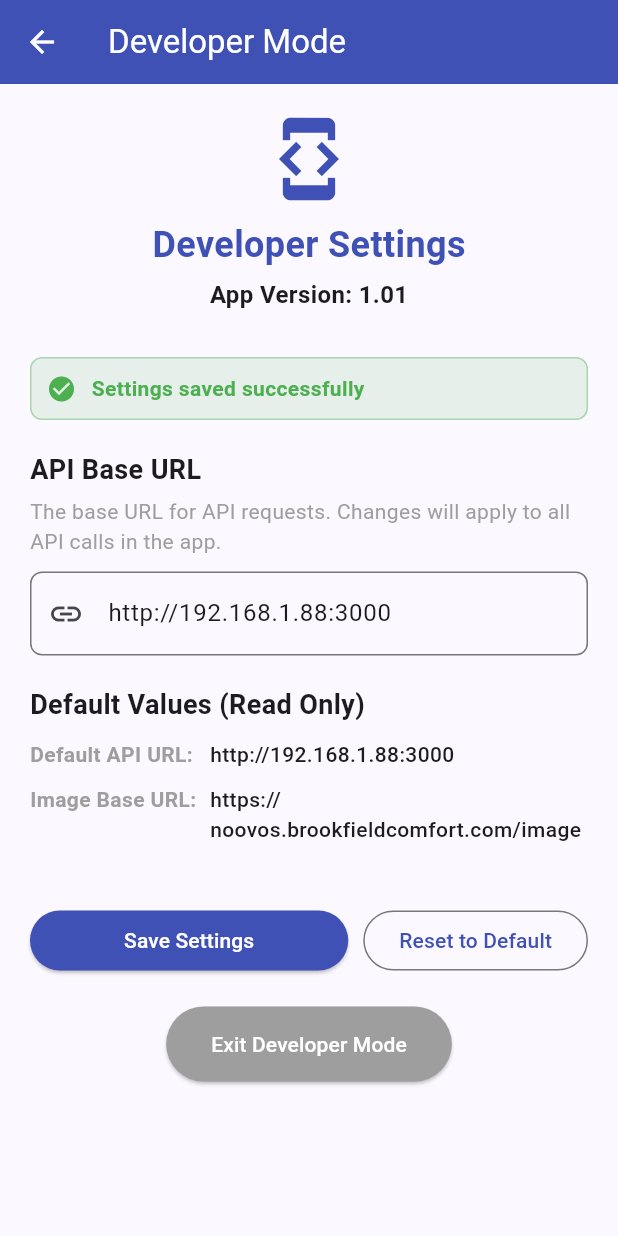
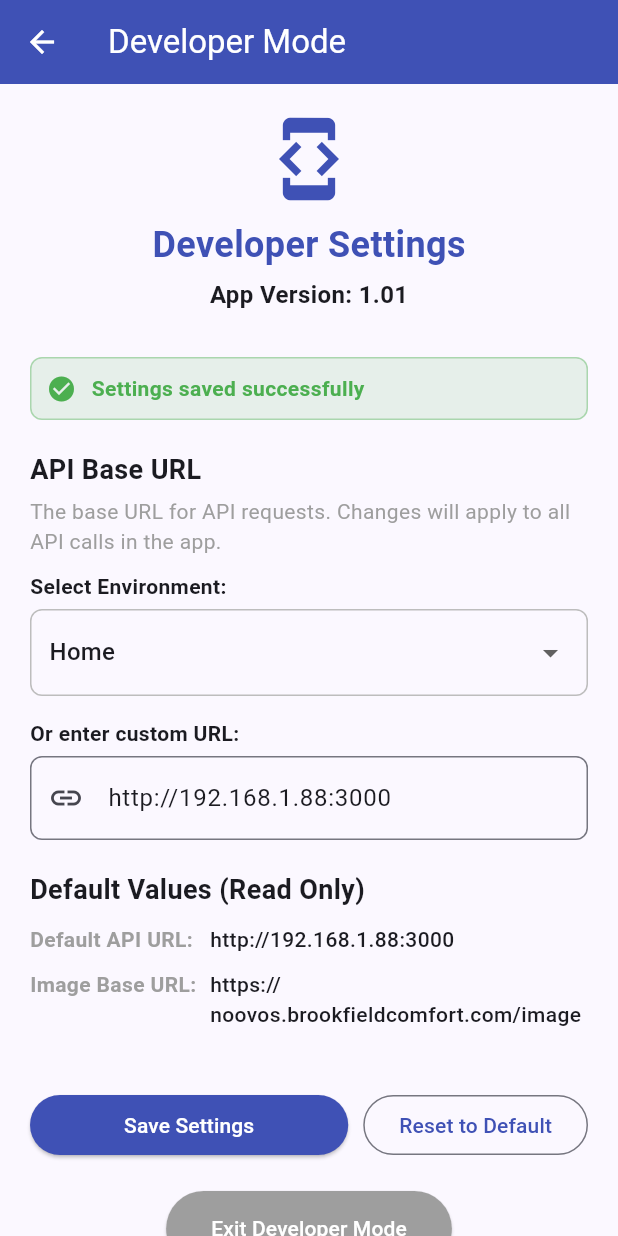
Before and after one commit to noodev8/noovos, a Flutter app: the HiddenDeveloperScreen screen opened directly, after a tap on "Save Settings", on a phone screen of 412 x 824 dp. Run offline on Flutter 3.47's test engine with Material 3 defaults, Android fonts, the light colour scheme and no system bars; our stand-ins replace cached_network_image, shared_preferences; accounts and stored records are empty; network calls fail.

Commit message:
hidden dev screen

```diff
--- a/noovos_flutter/lib/helpers/config_helper.dart
+++ b/noovos_flutter/lib/helpers/config_helper.dart
@@ -9,22 +9,50 @@ import '../config/app_config.dart';
 class ConfigHelper {
   // Keys for SharedPreferences
   static const String _apiBaseUrlKey = 'api_base_url';
+  static const String _useCustomUrlKey = 'use_custom_url';
 
-  // Get API base URL (with override from SharedPreferences if available)
+  // Flag to track if this is the first API call since app start
+  static bool _isFirstApiCall = true;
+
+  // Get API base URL
+  // - On app startup (first call): Always use the hard-coded value from AppConfig
+  // - Subsequent calls: Use the value from SharedPreferences if available
   static Future<String> getApiBaseUrl() async {
     final prefs = await SharedPreferences.getInstance();
-    return prefs.getString(_apiBaseUrlKey) ?? AppConfig.apiBaseUrl;
+
+    // If this is the first API call since app start, use the hard-coded value
+    if (_isFirstApiCall) {
+      _isFirstApiCall = false;
+
+      // Clear any custom URL flag
+      await prefs.setBool(_useCustomUrlKey, false);
+
+      return AppConfig.apiBaseUrl;
+    }
+
+    // For subsequent calls, check if we should use a custom URL
+    final useCustomUrl = prefs.getBool(_useCustomUrlKey) ?? false;
+
+    if (useCustomUrl) {
+      // Use the custom URL from SharedPreferences if available
+      return prefs.getString(_apiBaseUrlKey) ?? AppConfig.apiBaseUrl;
+    } else {
+      // Otherwise, use the hard-coded value
+      return AppConfig.apiBaseUrl;
+    }
   }
 
   // Save API base URL to SharedPreferences
   static Future<void> saveApiBaseUrl(String url) async {
     final prefs = await SharedPreferences.getInstance();
     await prefs.setString(_apiBaseUrlKey, url);
+    await prefs.setBool(_useCustomUrlKey, true);
   }
 
   // Reset API base URL to default
   static Future<void> resetApiBaseUrl() async {
     final prefs = await SharedPreferences.getInstance();
     await prefs.remove(_apiBaseUrlKey);
+    await prefs.setBool(_useCustomUrlKey, false);
   }
 }
--- a/noovos_flutter/lib/main.dart
+++ b/noovos_flutter/lib/main.dart
@@ -8,6 +8,7 @@ import 'screens/cart_screen.dart';
 import 'screens/availability_check_screen.dart';
 import 'styles/app_styles.dart';
 import 'helpers/cart_helper.dart';
+import 'helpers/config_helper.dart';
 import 'api/get_app_version_api.dart';
 import 'widgets/version_mismatch_popup.dart';
 import 'config/app_config.dart';
@@ -19,6 +20,9 @@ void main() async {
     DeviceOrientation.portraitUp,
     DeviceOrientation.portraitDown,
   ]);
+
+  // Reset API URL to default from config file on startup
+  await ConfigHelper.resetApiBaseUrl();
 
   // Initialize cart helper
   await CartHelper.initialize();
--- a/noovos_flutter/lib/screens/hidden_developer_screen.dart
+++ b/noovos_flutter/lib/screens/hidden_developer_screen.dart
@@ -9,6 +9,16 @@ import 'package:flutter/material.dart';
 import '../config/app_config.dart';
 import '../styles/app_styles.dart';
 import '../helpers/config_helper.dart';
+
+// Available base URLs for quick selection
+const Map<String, String> availableBaseUrls = {
+  'Home': 'http://192.168.1.88:3000',
+  'Chippy': 'http://192.168.1.174:3000',
+  'Cumberland': 'http://192.168.1.94:3000',
+  'Grays': 'http://10.249.1.230:43352',
+  'Test Server': 'https://api.noodev8.com',
+  'VPS': 'http://77.68.13.150:3003',
+};
 
 class HiddenDeveloperScreen extends StatefulWidget {
   const HiddenDeveloperScreen({super.key});
@@ -27,6 +37,9 @@ class _HiddenDeveloperScreenState extends State<HiddenDeveloperScreen> {
 
   // Success message
   String? _successMessage;
+
+  // Selected environment
+  String? _selectedEnvironment;
 
   @override
   void initState() {
@@ -53,6 +66,16 @@ class _HiddenDeveloperScreenState extends State<HiddenDeveloperScreen> {
       if (mounted) {
         setState(() {
           _apiUrlController.text = apiUrl;
+
+          // Check if the current URL matches any of the presets
+          _selectedEnvironment = null;
+          for (var entry in availableBaseUrls.entries) {
+            if (entry.value == apiUrl) {
+              _selectedEnvironment = entry.key;
+              break;
+            }
+          }
+
           _isLoading = false;
         });
       }
@@ -63,6 +86,16 @@ class _HiddenDeveloperScreenState extends State<HiddenDeveloperScreen> {
           _isLoading = false;
         });
       }
+    }
+  }
+
+  // Handle environment selection
+  void _handleEnvironmentChange(String? environmentName) {
+    if (environmentName != null && availableBaseUrls.containsKey(environmentName)) {
+      setState(() {
+        _selectedEnvironment = environmentName;
+        _apiUrlController.text = availableBaseUrls[environmentName]!;
+      });
     }
   }
 
@@ -230,6 +263,46 @@ class _HiddenDeveloperScreenState extends State<HiddenDeveloperScreen> {
                     ),
                   ),
                   const SizedBox(height: 10),
+
+                  // Environment dropdown
+                  const Text(
+                    'Select Environment:',
+                    style: TextStyle(
+                      fontWeight: FontWeight.bold,
+                    ),
+                  ),
+                  const SizedBox(height: 5),
+                  Container(
+                    width: double.infinity,
+                    padding: const EdgeInsets.symmetric(horizontal: 12, vertical: 4),
+                    decoration: BoxDecoration(
+                      border: Border.all(color: Colors.grey.shade400),
+                      borderRadius: BorderRadius.circular(8),
+                    ),
+                    child: DropdownButton<String>(
+                      value: _selectedEnvironment,
+                      isExpanded: true,
+                      hint: const Text('Select an environment'),
+                      underline: const SizedBox(),
+                      onChanged: _handleEnvironmentChange,
+                      items: availableBaseUrls.keys.map((String environment) {
+                        return DropdownMenuItem<String>(
+                          value: environment,
+                          child: Text(environment),
+                        );
+                      }).toList(),
+                    ),
+                  ),
+                  const SizedBox(height: 15),
+
+                  // Custom URL input
+                  const Text(
+                    'Or enter custom URL:',
+                    style: TextStyle(
+                      fontWeight: FontWeight.bold,
+                    ),
+                  ),
+                  const SizedBox(height: 5),
                   TextField(
                     controller: _apiUrlController,
                     decoration: InputDecoration(
```
